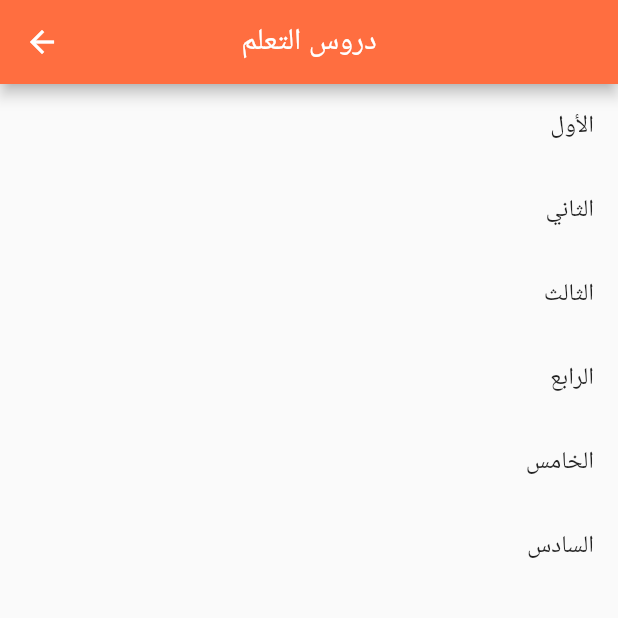
After one commit to AnasKhaled1876/Intro-to-HTML, a Flutter app: the LessonsPage screen opened directly, on a phone screen of 412 x 824 dp, the top half of it. The commit adds this screen. Run offline on Flutter 3.47's test engine with Material 2 defaults, Android fonts, the phone set to English and light mode, and no system bars; our stand-ins replace cloud_firestore, firebase_core, sqflite, youtube_player_flutter; accounts and stored records are empty.

Commit message:
Added Lessons Page

```diff
--- /dev/null
+++ b/lib/lessons_page.dart
@@ -0,0 +1,61 @@
+import 'package:flutter/material.dart';
+
+class LessonsPage extends StatefulWidget {
+  const LessonsPage({Key? key}) : super(key: key);
+
+  @override
+  State<LessonsPage> createState() => _LessonsPageState();
+}
+
+class _LessonsPageState extends State<LessonsPage> {
+  @override
+  Widget build(BuildContext context) {
+    return Scaffold(
+      appBar: AppBar(
+        centerTitle: true,
+        backgroundColor: Colors.deepOrangeAccent,
+        leading: IconButton(
+          onPressed: () {
+            Navigator.of(context).pop();
+          },
+          icon: const Icon(Icons.arrow_back),
+        ),
+        title: const Text("دروس التعلم"),
+      ),
+      body: ListView(
+        children:  <Widget>[
+          LessonTile( "الأول"),
+          LessonTile( "الثاني"),
+          LessonTile( "الثالث"),
+          LessonTile( "الرابع"),
+          LessonTile( "الخامس"),
+          LessonTile( "السادس"),
+        ],
+      ),
+    );
+  }
+}
+
+class LessonTile extends StatelessWidget {
+
+  LessonTile(this.lessonNumber);
+  String lessonNumber;
+
+  @override
+  Widget build(BuildContext context) {
+
+    return GestureDetector(
+      child: ListTile(
+        title: Text(
+          lessonNumber,
+          textDirection: TextDirection.rtl,
+        ),
+        onTap: (){
+
+        },
+      ),
+    );
+  }
+
+
+}
--- a/lib/main_page.dart
+++ b/lib/main_page.dart
@@ -1,4 +1,5 @@
 import 'package:flutter/material.dart';
+import 'package:intro_to_html/lessons_page.dart';
 import 'package:youtube_player_flutter/youtube_player_flutter.dart';
 
 class MainPage extends StatelessWidget {
@@ -29,7 +30,10 @@ class MainPage extends StatelessWidget {
             child: Image.asset("assets/list1.png"),
           ),
           GestureDetector(
-            onTap: () {},
+            onTap: () {
+              Navigator.push(context,
+                  MaterialPageRoute(builder: (context) => const LessonsPage()));
+            },
             child: Image.asset("assets/list2.png"),
           ),
           GestureDetector(
@@ -49,8 +53,7 @@ class RoadMapPage extends StatelessWidget {
   Widget build(BuildContext context) {
     String videoId;
     videoId = YoutubePlayer.convertUrlToId(
-        "https://www.youtube.com/watch?v=BBAyRBTfsOU")!;
-    print(videoId);
+        "https://www.youtube.com/watch?v=ERXcU_TpIio")!;
     YoutubePlayerController _controller = YoutubePlayerController(
       initialVideoId: videoId,
       flags: const YoutubePlayerFlags(
```
